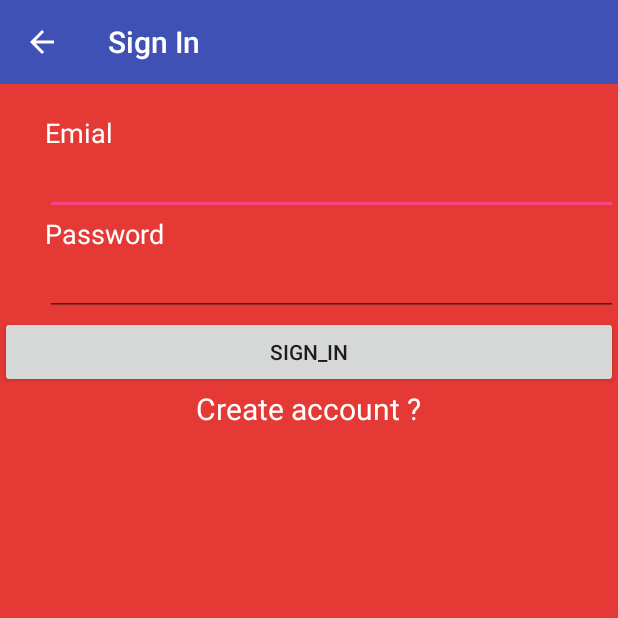
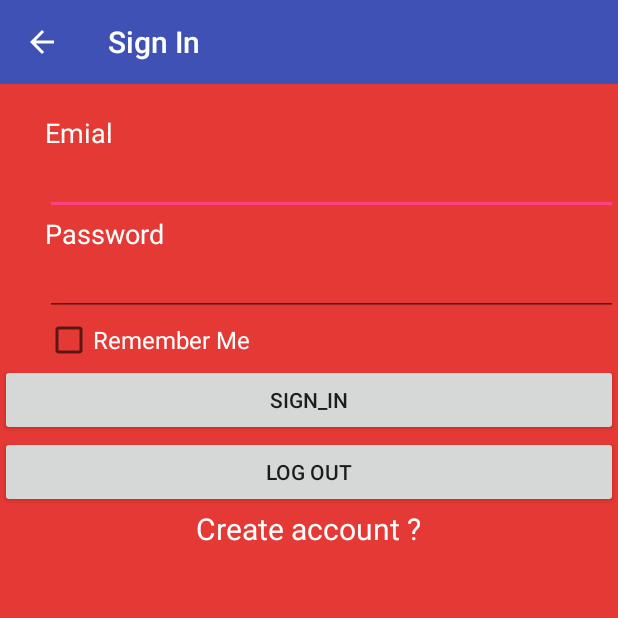
Before and after one commit to ASWINAJ/idontknow, an Android app: the screen it shows after launch (SignIn), after a tap on "SIGN IN", on a phone screen of 412 x 824 dp, the top half of it. Run offline under Robolectric (Android 15) with nearby library versions, the phone set to English and light mode, and no system bars; our stand-ins replace Volley.

Commit message:
Shared preferences Added(remember me!!)

```diff
--- a/app/src/main/java/com/example/android/idontknow/SignIn.java
+++ b/app/src/main/java/com/example/android/idontknow/SignIn.java
@@ -9,6 +9,7 @@ import android.support.v7.app.AppCompatActivity;
 import android.view.MenuItem;
 import android.view.View;
 import android.widget.Button;
+import android.widget.CheckBox;
 import android.widget.EditText;
 import android.widget.Toast;
 import android.support.v7.widget.Toolbar;
@@ -33,6 +34,7 @@ public class SignIn extends AppCompatActivity {
     private String email;
     private String password;
     private ProgressDialog progressDialog;
+    private CheckBox signin_check;
     @Override
     protected void onCreate(Bundle savedInstanceState) {
         super.onCreate(savedInstanceState);
@@ -47,9 +49,21 @@ public class SignIn extends AppCompatActivity {
             getSupportActionBar().setElevation(0);
         }
 
-
         edit_email = (EditText)findViewById(R.id.edit_email);
         edit_password = (EditText)findViewById(R.id.edit_pass);
+        signin_check = (CheckBox)findViewById(R.id.signin_check);
+
+        if(SignUp.getKeyPass(this)!=null && SignUp.getUsername(this)!=null) {
+            edit_email.setText(SignUp.getUsername(this));
+            edit_password.setText(SignUp.getKeyPass(this));
+        }
+
+      //  Toast.makeText(SignIn.this, SignUp.getKeyPass(this), Toast.LENGTH_SHORT).show();
+      //  Toast.makeText(SignIn.this, SignUp.getUsername(this), Toast.LENGTH_SHORT).show();
+
+
+
+
 
 
     }
@@ -64,8 +78,6 @@ public class SignIn extends AppCompatActivity {
 
     public void login()
     {
-        email = edit_email.getText().toString();
-        password = edit_password.getText().toString();
         StringRequest request = new StringRequest(Request.Method.POST,url,
         new Response.Listener<String>() {
             @Override
@@ -106,6 +118,9 @@ public class SignIn extends AppCompatActivity {
 
     public void Click(View v){
 
+        email = edit_email.getText().toString();
+        password = edit_password.getText().toString();
+
         if(v.getId()==R.id.text_create){
             Intent i = new Intent(SignIn.this,SignUp.class);
             startActivity(i);
@@ -126,5 +141,14 @@ public class SignIn extends AppCompatActivity {
             }, 2000);
 
         }
+        else if(v.getId() == R.id.signin_check){
+            SignUp.setKeys(this,email,password);
+           // Toast.makeText(SignIn.this,email + password ,Toast.LENGTH_SHORT).show();
+
+        }else if(v.getId()==R.id.logout){
+            edit_email.setText(null);
+            edit_password.setText(null);
+            SignUp.setKeys(this, null, null);
+        }
     }
 }
--- a/app/src/main/java/com/example/android/idontknow/SignUp.java
+++ b/app/src/main/java/com/example/android/idontknow/SignUp.java
@@ -2,10 +2,13 @@ package com.example.android.idontknow;
 
 import android.app.AlertDialog;
 import android.app.ProgressDialog;
+import android.content.Context;
 import android.content.Intent;
+import android.content.SharedPreferences;
 import android.graphics.Color;
 import android.os.Bundle;
 import android.os.Handler;
+import android.renderscript.Sampler;
 import android.support.v7.app.AppCompatActivity;
 import android.util.Patterns;
 import android.view.MenuItem;
@@ -44,12 +47,15 @@ public class SignUp extends AppCompatActivity {
     private String email;
     private String contact;
     private ProgressDialog progressDialog;
+    private static SharedPreferences sharedPreferences;
+    private static String DbName = "LOGIN";
+   private Context mContext;
 
 
     protected void onCreate(Bundle savedInstanceState) {
         super.onCreate(savedInstanceState);
         setContentView(R.layout.signup);
-
+        mContext = this;
         Toolbar toolbar = (Toolbar) findViewById(R.id.signup_toolbar);
 
         if(toolbar!=null){
@@ -67,12 +73,28 @@ public class SignUp extends AppCompatActivity {
         edit_email = (EditText) findViewById(R.id.edit_email);
     }
 
+    private static SharedPreferences getvals(Context context){
+        return context.getSharedPreferences(DbName,Context.MODE_PRIVATE);
+    }
+    public static String getUsername(Context context){
+        return getvals(context).getString("Email", null);
+    }
+    public static String getKeyPass(Context context){
+        return getvals(context).getString("Password",null);
+    }
+    public static void setKeys(Context context,String email,String password){
+        SharedPreferences.Editor sharedPreferences =   getvals(context).edit();
+        sharedPreferences.putString("Email",email);
+        sharedPreferences.putString("Password",password);
+        sharedPreferences.commit();
+    }
+
+
     @Override
     public boolean onOptionsItemSelected(MenuItem item) {
         int id = item.getItemId();
         if(id==android.R.id.home)
             onBackPressed();
-
         return true;
     }
 
@@ -129,10 +151,10 @@ public class SignUp extends AppCompatActivity {
                 edit_username.setError("required");
             }
 
-            if (email.isEmpty() || !email.matches(pattern)) {
+            else if (email.isEmpty() || !email.matches(pattern)) {
                 edit_email.setError("Email not valid");
             }
-            if (password.isEmpty() || (password.length()<5)) {
+            else if (password.isEmpty() || (password.length()<5)) {
                 edit_pass.setError("atleast 5 characters");
             } else {
                 progressDialog = new ProgressDialog(this);
--- a/app/src/main/java/com/example/android/idontknow/User.java
+++ b/app/src/main/java/com/example/android/idontknow/User.java
@@ -41,12 +41,12 @@ public class User extends AppCompatActivity {
     public void onclick(View v)
     {
         if(v.getId()==R.id.button_sign_in){
-            Toast.makeText(User.this,"signin",Toast.LENGTH_SHORT).show();
+            //Toast.makeText(User.this,"signin",Toast.LENGTH_SHORT).show();
             Intent i = new Intent(User.this,SignIn.class);
             startActivity(i);
         }
         else if(v.getId()==R.id.button_sign_up){
-            Toast.makeText(User.this,"signup",Toast.LENGTH_SHORT).show();
+            //Toast.makeText(User.this,"signup",Toast.LENGTH_SHORT).show();
             Intent i = new Intent(User.this,SignUp.class);
             startActivity(i);
         }
--- a/app/src/main/res/layout/signin.xml
+++ b/app/src/main/res/layout/signin.xml
@@ -58,12 +58,31 @@
         android:textSize="16sp"
         android:inputType="textPassword"
         android:textColor="#ffffff"/>
+
+    <CheckBox
+        android:text="Remember Me"
+        android:textSize="16sp"
+        android:id="@+id/signin_check"
+        android:onClick="Click"
+        android:textColor="#ffffff"
+        android:layout_marginLeft="30dp"
+        android:layout_width="wrap_content"
+        android:layout_height="wrap_content" />
+
     <Button
         android:id="@+id/button_orig_sign_in"
         android:layout_width="match_parent"
         android:layout_height="wrap_content"
         android:text="sign_in"
         android:onClick="Click"/>
+
+    <Button
+        android:layout_width="match_parent"
+        android:layout_height="wrap_content"
+        android:text="LOG OUT"
+        android:id="@+id/logout"
+        android:onClick="Click"
+        />
 
     <TextView
         android:id="@+id/text_create"
```
